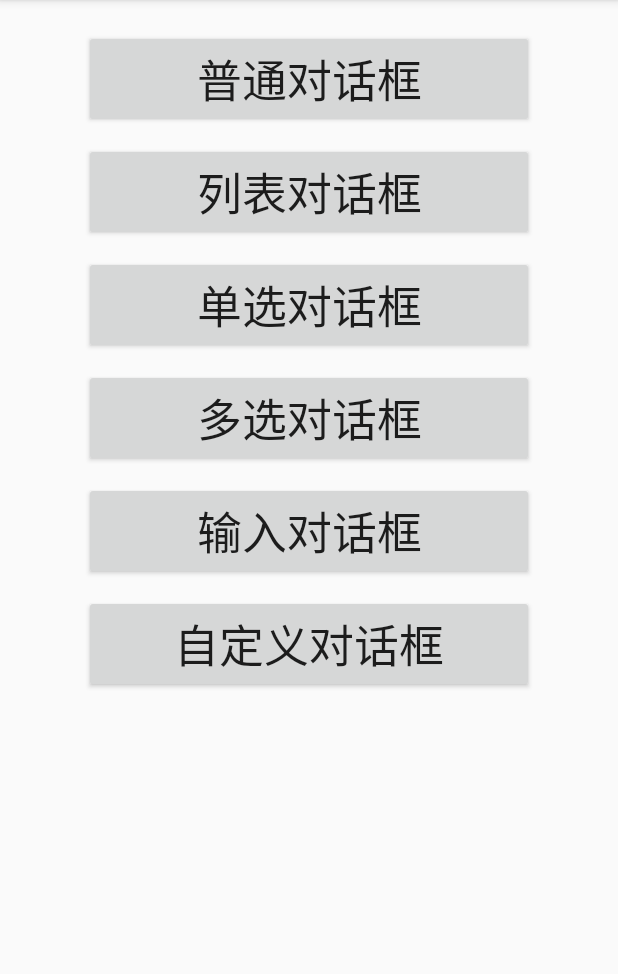
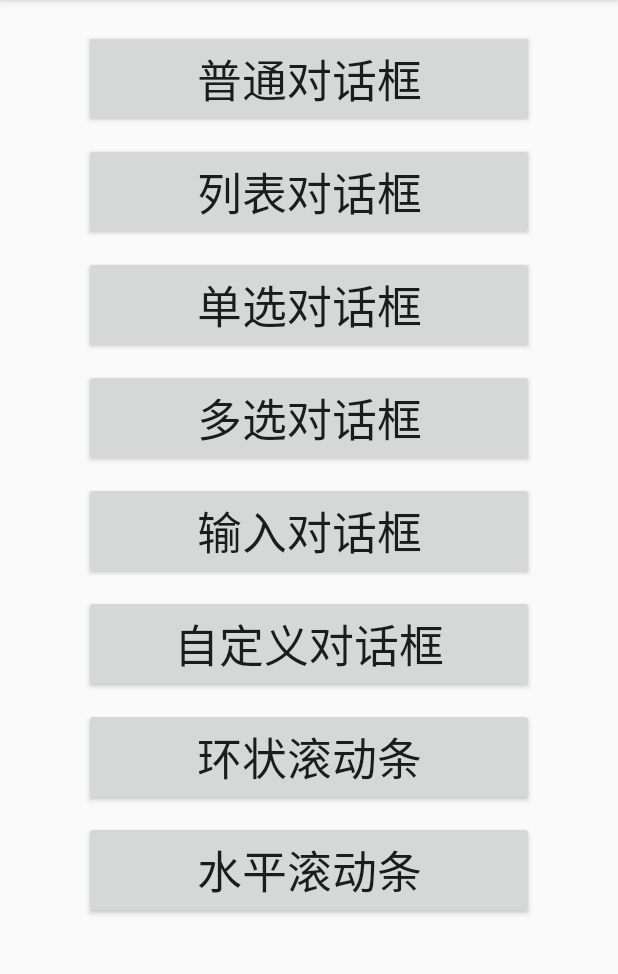
Before and after one commit to gallifreyCar/TodayApplication, an Android app: the DialogActivity screen opened directly, with no data from a screen before it, on a phone screen of 412 x 824 dp, the part 84-1058 px from its top. Run offline under Robolectric (Android 15) with nearby library versions, the light colour scheme and no system bars.

Commit message:
更新ProgressDialog的内容

```diff
--- a/app/src/main/res/layout/activity_dialog.xml
+++ b/app/src/main/res/layout/activity_dialog.xml
@@ -73,5 +73,25 @@
         app:layout_constraintTop_toBottomOf="@id/btn_edit"
         android:layout_marginTop="10dp"
         />
+    <Button
+        android:layout_marginTop="10dp"
+        android:layout_width="300dp"
+        android:layout_height="wrap_content"
+        android:text="环状滚动条"
+        android:textSize="30sp"
+        android:id="@+id/btn_circle_progress"
+        app:layout_constraintStart_toStartOf="parent"
+        app:layout_constraintEnd_toEndOf="parent"
+        app:layout_constraintTop_toBottomOf="@id/btn_custom"/>
+    <Button
+        android:layout_marginTop="10dp"
+        android:layout_width="300dp"
+        android:layout_height="wrap_content"
+        android:text="水平滚动条"
+        android:textSize="30sp"
+        android:id="@+id/btn_hori_progress"
+        app:layout_constraintStart_toStartOf="parent"
+        app:layout_constraintEnd_toEndOf="parent"
+        app:layout_constraintTop_toBottomOf="@id/btn_circle_progress"/>
 
 </androidx.constraintlayout.widget.ConstraintLayout>
```
Also changed, not shown: app/src/main/java/com/gallifrey/todayapplication/DialogActivity.java (+55 -1 lines).
